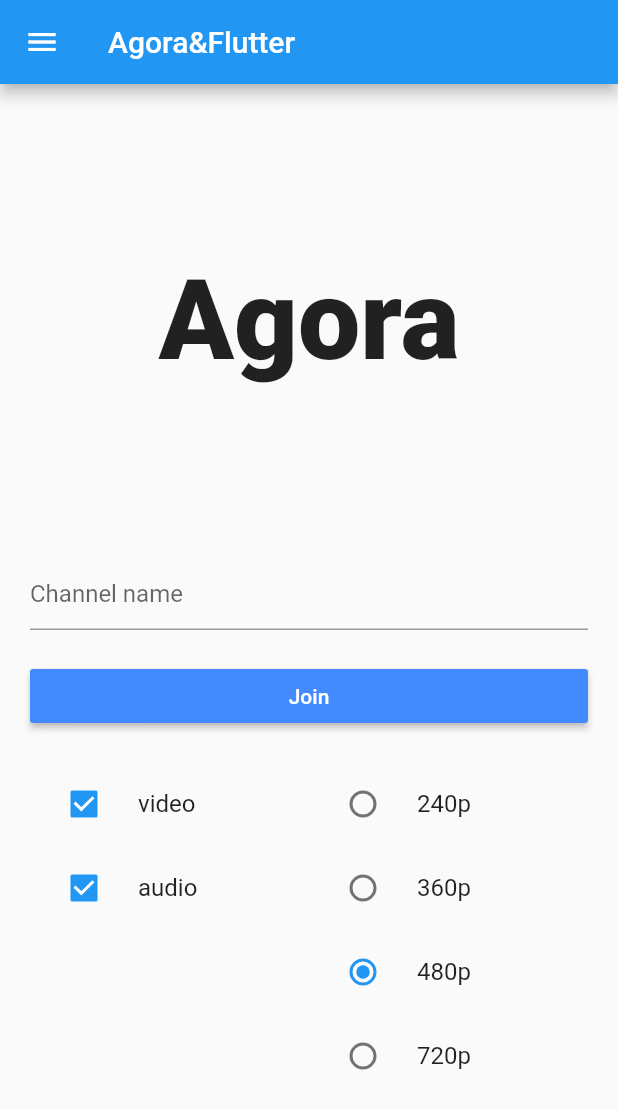
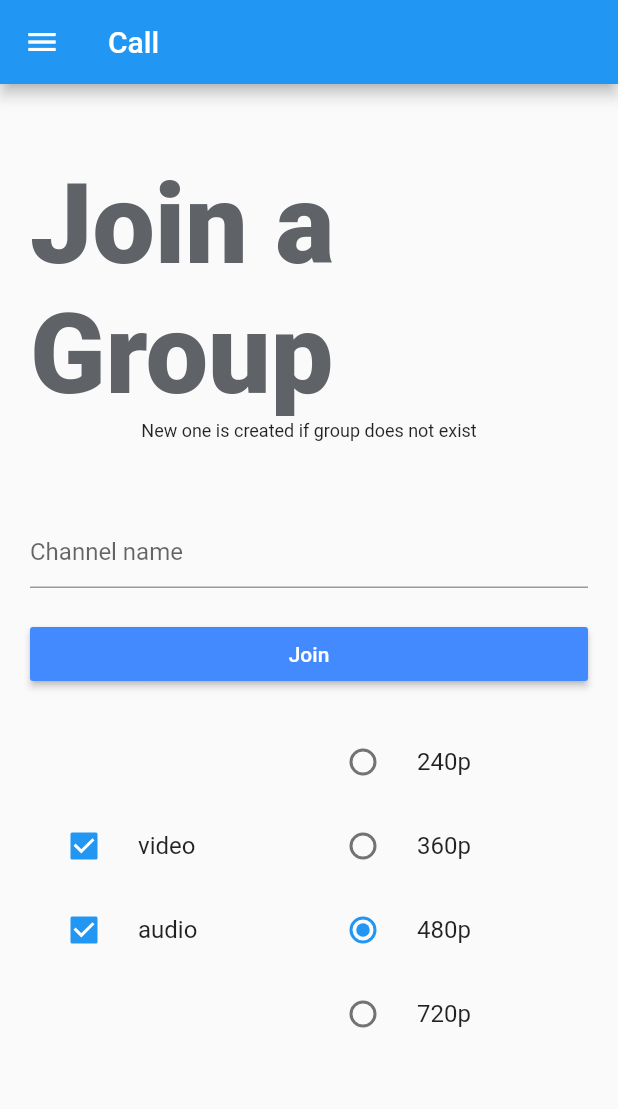
Before and after one commit to BrainyWayne/DSCAgora-Livestream, a Flutter app: the screen it shows after launch, after a tap on the "video call" icon, on a phone screen of 412 x 824 dp. Shown: the top 1109 px of the screen. Run offline on Flutter 3.47's test engine with Material 2 defaults, Android fonts, the light colour scheme and no system bars; our stand-ins replace flutter_swiper; missing offline and left inert: agora_flutter_webrtc.

Commit message:
themes added

```diff
--- a/lib/main.dart
+++ b/lib/main.dart
@@ -9,7 +9,7 @@
   @override
   Widget build(BuildContext context) {
     return new MaterialApp(
-      title: 'Agora&Flutter',
+      title: 'DSC',
       theme: new ThemeData(
         primarySwatch: Colors.blue,
       ),
--- a/lib/pages/entry.dart
+++ b/lib/pages/entry.dart
@@ -1,3 +1,4 @@
+import 'package:agora_flutter_webrtc_quickstart/theme.dart';
 import 'package:flutter/material.dart';
 import 'call.dart';
 
@@ -40,27 +41,34 @@
     return Scaffold(
       resizeToAvoidBottomInset: false,
       appBar: AppBar(
-        title: Text('Agora&Flutter'),
+        title: Text('Call'),
       ),
-      body: Center(
+      body: SingleChildScrollView(
         child: Container(
             padding: EdgeInsets.symmetric(horizontal: 20),
             // height: 400,
             child: Column(
               children: <Widget>[
-                Expanded(
-                  child: Center(
-                    child: Padding(
+                Container(
                   padding: EdgeInsets.symmetric(vertical: 50),
-                      child: Text(
-                        "Agora",
+                  child: Column(
+                    children: <Widget>[
+                      Text(
+                        "Join a Group",
                         style: TextStyle(
                           fontSize: 74.0,
                           fontWeight: FontWeight.w900,
+                          color: fadedBlack
                           // fontFamily: "Georgia",
                         ),
                       ),
+                      Text(
+                        "New one is created if group does not exist",
+                        style: TextStyle(
+                          fontSize: 12.0,
                         ),
+                      )
+                    ],
                   ),
                 ),
                 Column(
@@ -92,8 +100,7 @@
                     ),
                   ],
                 ),
-                Expanded(
-                  child: Row(
+                Row(
                   children: <Widget>[
                     Expanded(
                       child: Column(
@@ -107,8 +114,7 @@
                                   _video = value;
                                 });
                               },
-                                controlAffinity:
-                                    ListTileControlAffinity.leading),
+                              controlAffinity: ListTileControlAffinity.leading),
                           CheckboxListTile(
                               title: Text("audio"),
                               value: _audio,
@@ -118,8 +124,7 @@
                                   _audio = value;
                                 });
                               },
-                                controlAffinity:
-                                    ListTileControlAffinity.leading),
+                              controlAffinity: ListTileControlAffinity.leading),
                           // CheckboxListTile(
                           //     title: Text("screen"),
                           //     value: _screen,
@@ -178,7 +183,6 @@
                       ),
                     ])),
                   ],
-                  ),
                 ),
               ],
             )),
--- a/lib/pages/home.dart
+++ b/lib/pages/home.dart
@@ -1,6 +1,8 @@
 import 'package:flutter/material.dart';
 import 'package:flutter/cupertino.dart';
 import 'package:flutter_swiper/flutter_swiper.dart';
+
+import '../theme.dart';
 
 class Home extends StatefulWidget {
   @override
@@ -11,9 +13,6 @@
   PageController pageController =
       new PageController(viewportFraction: 0.5, initialPage: 1);
 
-  Color textWhite = Colors.white;
-  Color blackText = Colors.black;
-  Color fadedBlack = const Color(0xff5f6368);
   @override
   Widget build(BuildContext context) {
     var loggedin = false;
@@ -84,7 +83,9 @@
                             'DSC KNUST',
                             textAlign: TextAlign.left,
                             style: TextStyle(
-                                fontWeight: FontWeight.w600, fontSize: 30),
+                                fontWeight: FontWeight.w600,
+                                fontSize: 30,
+                                color: fadedBlack),
                           ),
                           Text(
                             'Live Streaming',
--- a/lib/routes.dart
+++ b/lib/routes.dart
@@ -19,6 +19,7 @@
         return MaterialPageRoute(builder: (_) => SettingsPage());
         break;
       default:
+        return MaterialPageRoute(builder: (_) => Scaffold());
     }
   }
 }
--- /dev/null
+++ b/lib/theme.dart
@@ -0,0 +1,5 @@
+import 'package:flutter/material.dart';
+
+Color textWhite = Colors.white;
+Color blackText = const Color(0xff5f6368);
+Color fadedBlack = const Color(0xff5f6368);
```
Lines whose indentation alone changed are shown as unchanged.
